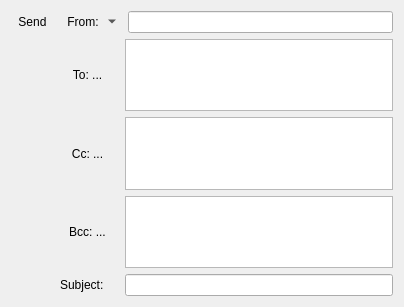
Old version of the form Mail/mailfieldswidget.ui in the repository InvictusInnovations/keyhotee.
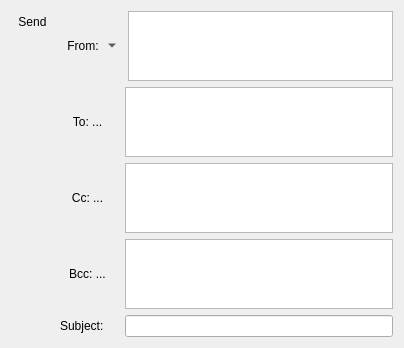
New version of the form. Icons and pictures are not drawn. Custom widgets are drawn as their Qt base class.

Commit message: [BW]: [NIP] Mail Editor Window is right now used also as mail viewer popup window. This allows to view mail attachment and also unifies the UI. [BW]: [NIP] Mail viewer pane shows full public key: https://github.com/InvictusInnovations/keyhotee/issues/80 [BW]: [NIP] Mail list view shows mail sender regarding to current address book contents. Previously it displayed always cached string built at displaying message header. Thus ie new added contact to address book still was showed as public key.

What changed in the file:
```diff
--- a/Mail/mailfieldswidget.ui
+++ b/Mail/mailfieldswidget.ui
@@ -85,7 +85,7 @@
         </widget>
        </item>
        <item>
-        <widget class="QLineEdit" name="fromEdit">
+        <widget class="ContactListEdit" name="fromEdit">
          <property name="minimumSize">
           <size>
            <width>230</width>
```
The commit also changes 12 other files.
